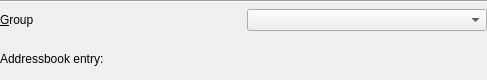
First picture: the form in kopete/groupkabcselectorwidget.ui, repository KDE/kopete, before the edit.
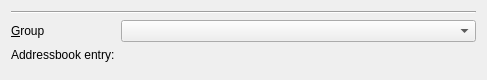
Second picture: the form after the edit. Custom widgets are drawn as their Qt base class.

Commit message: use QFormLayouts where appropriate

```diff
--- a/kopete/groupkabcselectorwidget.ui
+++ b/kopete/groupkabcselectorwidget.ui
@@ -12,13 +12,7 @@
             <height>80</height>
         </rect>
     </property>
-  <layout class="QVBoxLayout" >
-   <property name="margin" >
-            <number>0</number>
-        </property>
-   <property name="spacing" >
-    <number>6</number>
-            </property>
+  <layout class="QVBoxLayout" name="verticalLayout" >
    <item>
     <widget class="Line" name="line1" >
      <property name="frameShape" >
@@ -33,26 +27,7 @@
         </widget>
    </item>
    <item>
-    <layout class="QGridLayout" >
-     <property name="margin" >
-      <number>0</number>
-                    </property>
-     <property name="spacing" >
-      <number>6</number>
-     </property>
-     <item row="1" column="0" >
-      <widget class="QLabel" name="kabcLabel" >
-       <property name="text" >
-                        <string>Addressbook entry:</string>
-                    </property>
-       <property name="buddy" >
-                        <cstring>kabcCombo</cstring>
-                    </property>
-                </widget>
-     </item>
-     <item row="1" column="1" >
-      <widget class="Kopete::UI::AddressBookLinkWidget" name="widAddresseeLink" />
-     </item>
+    <layout class="QFormLayout" name="formLayout" >
      <item row="0" column="0" >
       <widget class="QLabel" name="groupLabel" >
        <property name="text" >
@@ -66,6 +41,19 @@
      <item row="0" column="1" >
       <widget class="QComboBox" name="groupCombo" />
      </item>
+     <item row="1" column="0" >
+      <widget class="QLabel" name="kabcLabel" >
+       <property name="text" >
+        <string>Addressbook entry:</string>
+       </property>
+       <property name="buddy" >
+        <cstring>kabcCombo</cstring>
+       </property>
+      </widget>
+     </item>
+     <item row="1" column="1" >
+      <widget class="Kopete::UI::AddressBookLinkWidget" native="1" name="widAddresseeLink" />
+     </item>
     </layout>
    </item>
   </layout>
```
Left out of the diff: 5 changed lines with no effect on the pictures. Lines whose indentation alone changed are shown as unchanged. The commit also changes 9 other files.
